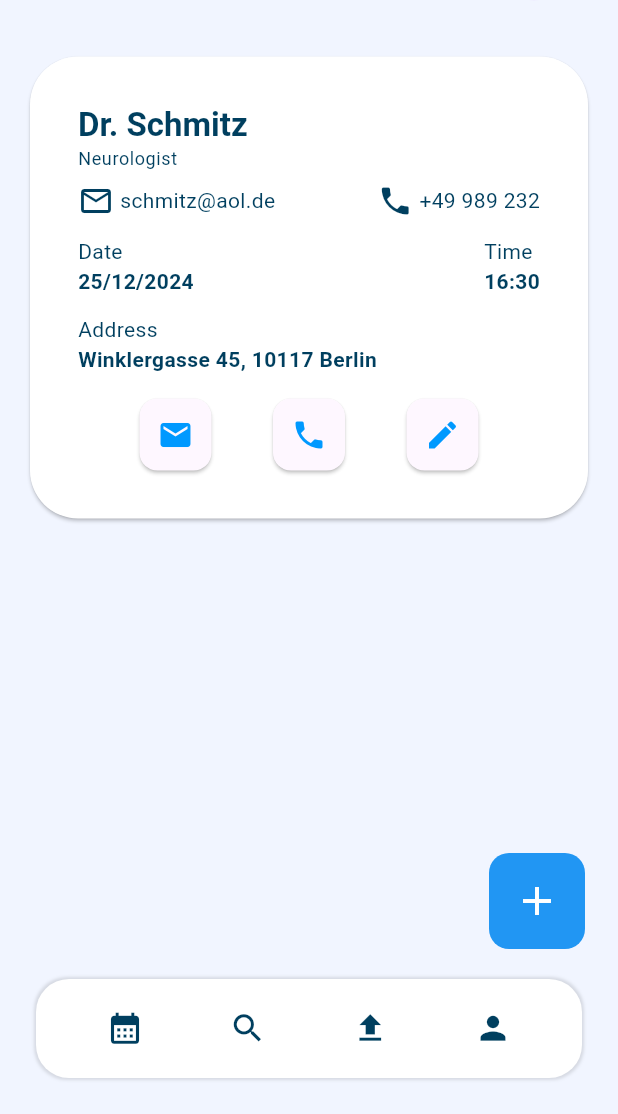
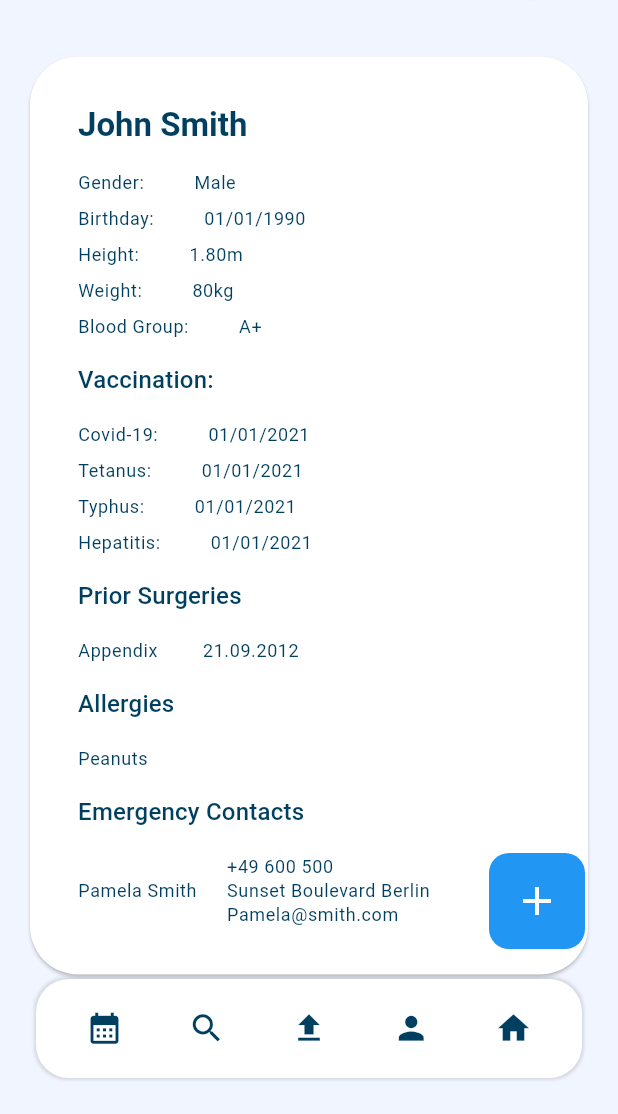
Before and after one commit to cristianvitor01/health_monitor, a Flutter app: the screen it shows after launch, on a phone screen of 412 x 824 dp, the part 122-1236 px from its top. Run offline on Flutter 3.47's test engine with Material 3 defaults, Android fonts, the phone set to English and light mode, and no system bars; Roboto replaces fonts that are missing (Poppins).

Commit message:
Adicionado Medical Info Card para a tela medical_info_page. Atualizado menu bottom com o icone menu.

```diff
--- a/lib/main.dart
+++ b/lib/main.dart
@@ -14,7 +14,7 @@ class MainApp extends StatelessWidget {
     return const MaterialApp(
       debugShowCheckedModeBanner: false,
       // title: 'Health Monitor',
-      home: MedicalInfoPage(), // Chamando a DashboardPage
+      home: MedicalInfoPage(),
     );
   }
 }
--- a/lib/screens/medical_info/medical_info_page.dart
+++ b/lib/screens/medical_info/medical_info_page.dart
@@ -1,9 +1,9 @@
 import 'package:flutter/material.dart';
 import 'package:health_monitor/utils/app_colors.dart';
 import '../widgets/dashboard_head.dart';
-import '../widgets/appointment_card.dart';
 import '../widgets/popup_menu_buttom.dart';
 import '../widgets/bottom_nav_bar.dart';
+import '../widgets/medical_info_card.dart';
 
 class MedicalInfoPage extends StatelessWidget {
   const MedicalInfoPage({super.key});
@@ -22,14 +22,23 @@ class MedicalInfoPage extends StatelessWidget {
               SizedBox(height: 16.0), // Espaço entre widgets
               // const SizedBox(height: 24.0),
               // CRIAR NOVO WIDGET DE INFORMAÇÕES MEDICAS ...............................................
-              AppointmentCard( // appointment_card
-                doctorName: 'Dr. Schmitz',
-                doctorSpecialty: 'Neurologist',
-                email: 'schmitz@aol.de',
-                phone: '+49 989 232',
-                date: '25/12/2024',
-                time: '16:30',
-                address: 'Winklergasse 45, 10117 Berlin',
+              MedicalInfoCard(
+                userName: 'John Smith',
+                gender: 'Male',
+                bday: '01/01/1990',
+                height: '1.80m',
+                weight: '80kg',
+                bloodGroup: 'A+',
+                covidVaccine: '01/01/2021',
+                tetanusVaccine: '01/01/2021',
+                typhusVaccine: '01/01/2021',
+                hepatitisVaccine: '01/01/2021',
+                surgery: '21.09.2012  ',
+                allergies: 'Peanuts',
+                emergencyContacName: 'Pamela Smith',
+                emergencyContacNumber: '+49 600 500',
+                emergencyContacAddress: 'Sunset Boulevard Berlin',
+                emergencyContacEmail: 'Pamela@smith.com',
               ),
             ],
           ),
--- a/lib/screens/widgets/bottom_nav_bar.dart
+++ b/lib/screens/widgets/bottom_nav_bar.dart
@@ -10,6 +10,7 @@ class BottomNavBar extends StatelessWidget {
     Icons.search,
     Icons.upload,
     Icons.person,
+    Icons.home
   ];
 
   @override
--- /dev/null
+++ b/lib/screens/widgets/medical_info_card.dart
@@ -0,0 +1,304 @@
+import 'package:flutter/material.dart';
+import 'package:health_monitor/utils/app_colors.dart';
+
+class MedicalInfoCard extends StatelessWidget {
+  final String userName;
+  final String gender;
+  final String bday;
+  final String height;
+  final String weight;
+  final String bloodGroup;
+  // Dados de vacinação
+  final String covidVaccine;
+  final String tetanusVaccine;
+  final String typhusVaccine;
+  final String hepatitisVaccine;
+  // Surgery
+  final String surgery;
+  // Allergies
+  final String allergies;
+  // Emergency Contacts
+  final String emergencyContacName;
+  final String emergencyContacNumber;
+  final String emergencyContacAddress;
+  final String emergencyContacEmail;
+
+  const MedicalInfoCard({
+    super.key,
+    required this.userName,
+    required this.gender,
+    required this.bday,
+    required this.height,
+    required this.weight,
+    required this.bloodGroup,
+    // Dados de vacinação
+    required this.covidVaccine,
+    required this.tetanusVaccine,
+    required this.typhusVaccine,
+    required this.hepatitisVaccine,
+    // Surgery
+    required this.surgery,
+    // Allergies
+    required this.allergies,
+    // Emergency Contacts
+    required this.emergencyContacName,
+    required this.emergencyContacNumber,
+    required this.emergencyContacAddress,
+    required this.emergencyContacEmail,
+  });
+
+  @override
+  Widget build(BuildContext context) {
+    return Card(
+      elevation: 1,
+      color: Colors.white,
+      shape: RoundedRectangleBorder(
+        borderRadius: BorderRadius.circular(32),
+      ),
+      child: Padding(
+        padding: const EdgeInsets.all(32.0),
+        child: Column(
+          crossAxisAlignment: CrossAxisAlignment.start,
+          children: [
+            // Nome
+            Text(userName,
+                style: Theme.of(context).textTheme.titleLarge?.copyWith(
+                    fontWeight: FontWeight.bold, color: UIColor.textMain)),
+            const SizedBox(height: 16.0),
+
+            // Genero
+            Row(
+              children: [
+                Text('Gender: ',
+                    style: Theme.of(context)
+                        .textTheme
+                        .bodySmall
+                        ?.copyWith(color: UIColor.textMain)),
+                const SizedBox(width: 30.0),
+                Text(gender,
+                    style: Theme.of(context)
+                        .textTheme
+                        .bodySmall
+                        ?.copyWith(color: UIColor.textMain)),
+              ],
+            ),
+            const SizedBox(height: 8.0),
+            Row(
+              children: [
+                Text('Birthday: ',
+                    style: Theme.of(context)
+                        .textTheme
+                        .bodySmall
+                        ?.copyWith(color: UIColor.textMain)),
+                const SizedBox(width: 30.0),
+                Text(bday,
+                    style: Theme.of(context)
+                        .textTheme
+                        .bodySmall
+                        ?.copyWith(color: UIColor.textMain)),
+              ],
+            ),
+            const SizedBox(height: 8.0),
+            Row(
+              children: [
+                Text('Height: ',
+                    style: Theme.of(context)
+                        .textTheme
+                        .bodySmall
+                        ?.copyWith(color: UIColor.textMain)),
+                const SizedBox(width: 30.0),
+                Text(height,
+                    style: Theme.of(context)
+                        .textTheme
+                        .bodySmall
+                        ?.copyWith(color: UIColor.textMain)),
+              ],
+            ),
+            const SizedBox(height: 8.0),
+            Row(
+              children: [
+                Text('Weight: ',
+                    style: Theme.of(context)
+                        .textTheme
+                        .bodySmall
+                        ?.copyWith(color: UIColor.textMain)),
+                const SizedBox(width: 30.0),
+                Text(weight,
+                    style: Theme.of(context)
+                        .textTheme
+                        .bodySmall
+                        ?.copyWith(color: UIColor.textMain)),
+              ],
+            ),
+            const SizedBox(height: 8.0),
+            Row(
+              children: [
+                Text('Blood Group: ',
+                    style: Theme.of(context)
+                        .textTheme
+                        .bodySmall
+                        ?.copyWith(color: UIColor.textMain)),
+                const SizedBox(width: 30.0),
+                Text(bloodGroup,
+                    style: Theme.of(context)
+                        .textTheme
+                        .bodySmall
+                        ?.copyWith(color: UIColor.textMain)),
+              ],
+            ),
+            const SizedBox(height: 16.0),
+            Text('Vaccination: ',
+                style: Theme.of(context)
+                    .textTheme
+                    .titleMedium
+                    ?.copyWith(color: UIColor.textMain)),
+            const SizedBox(height: 16.0),
+            Row(
+              children: [
+                Text('Covid-19: ',
+                    style: Theme.of(context)
+                        .textTheme
+                        .bodySmall
+                        ?.copyWith(color: UIColor.textMain)),
+                const SizedBox(width: 30.0),
+                Text(covidVaccine,
+                    style: Theme.of(context)
+                        .textTheme
+                        .bodySmall
+                        ?.copyWith(color: UIColor.textMain)),
+              ],
+            ),
+            const SizedBox(height: 8.0),
+            Row(
+              children: [
+                Text('Tetanus: ',
+                    style: Theme.of(context)
+                        .textTheme
+                        .bodySmall
+                        ?.copyWith(color: UIColor.textMain)),
+                const SizedBox(width: 30.0),
+                Text(tetanusVaccine,
+                    style: Theme.of(context)
+                        .textTheme
+                        .bodySmall
+                        ?.copyWith(color: UIColor.textMain)),
+              ],
+            ),
+            const SizedBox(height: 8.0),
+            Row(
+              children: [
+                Text('Typhus: ',
+                    style: Theme.of(context)
+                        .textTheme
+                        .bodySmall
+                        ?.copyWith(color: UIColor.textMain)),
+                const SizedBox(width: 30.0),
+                Text(typhusVaccine,
+                    style: Theme.of(context)
+                        .textTheme
+                        .bodySmall
+                        ?.copyWith(color: UIColor.textMain)),
+              ],
+            ),
+            const SizedBox(height: 8.0),
+            Row(
+              children: [
+                Text('Hepatitis: ',
+                    style: Theme.of(context)
+                        .textTheme
+                        .bodySmall
+                        ?.copyWith(color: UIColor.textMain)),
+                const SizedBox(width: 30.0),
+                Text(hepatitisVaccine,
+                    style: Theme.of(context)
+                        .textTheme
+                        .bodySmall
+                        ?.copyWith(color: UIColor.textMain)),
+              ],
+            ),
+            const SizedBox(height: 16.0),
+            Text('Prior Surgeries',
+                style: Theme.of(context)
+                    .textTheme
+                    .titleMedium
+                    ?.copyWith(color: UIColor.textMain)),
+            const SizedBox(height: 16.0),
+            Row(
+              children: [
+                Text('Appendix',
+                    style: Theme.of(context)
+                        .textTheme
+                        .bodySmall
+                        ?.copyWith(color: UIColor.textMain)),
+                const SizedBox(width: 30.0),
+                Text(surgery,
+                    style: Theme.of(context)
+                        .textTheme
+                        .bodySmall
+                        ?.copyWith(color: UIColor.textMain)),
+              ],
+            ),
+            const SizedBox(height: 16.0),
+            Text('Allergies',
+                style: Theme.of(context)
+                    .textTheme
+                    .titleMedium
+                    ?.copyWith(color: UIColor.textMain)),
+            const SizedBox(height: 16.0),
+            Row(
+              children: [
+                Text(allergies,
+                    style: Theme.of(context)
+                        .textTheme
+                        .bodySmall
+                        ?.copyWith(color: UIColor.textMain)),
+                const SizedBox(width: 30.0),
+              ],
+            ),
+            const SizedBox(height: 16.0),
+            Text('Emergency Contacts',
+                style: Theme.of(context)
+                    .textTheme
+                    .titleMedium
+                    ?.copyWith(color: UIColor.textMain)),
+            const SizedBox(height: 16.0),
+            Row(
+              children: [
+                Text(emergencyContacName,
+                    style: Theme.of(context)
+                        .textTheme
+                        .bodySmall
+                        ?.copyWith(color: UIColor.textMain)),
+                const SizedBox(width: 20.0),
+                Column(
+                  crossAxisAlignment: CrossAxisAlignment.start,
+                  children: [
+                    Text(emergencyContacNumber,
+                        style: Theme.of(context)
+                            .textTheme
+                            .bodySmall
+                            ?.copyWith(color: UIColor.textMain)),
+                    const SizedBox(width: 20.0),
+                    Text(emergencyContacAddress,
+                        style: Theme.of(context)
+                            .textTheme
+                            .bodySmall
+                            ?.copyWith(color: UIColor.textMain)),
+                    const SizedBox(width: 20.0),
+                    Text(emergencyContacEmail,
+                        style: Theme.of(context)
+                            .textTheme
+                            .bodySmall
+                            ?.copyWith(color: UIColor.textMain)),
+                  ],
+                ),
+              ],
+            ),
+          ],
+        ),
+      ),
+    );
+  }
+}
+
+// Ajustar o padding do texto das informações.
--- /dev/null
+++ b/lib/widgets/popup_menu_buttom.dart
@@ -0,0 +1,56 @@
+import 'package:flutter/material.dart';
+import 'package:health_monitor/utils/app_colors.dart';
+// import '../utils/app_colors.dart';
+
+class PopupMenuButtonWidget extends StatelessWidget {
+  const PopupMenuButtonWidget({super.key});
+
+  @override
+  Widget build(BuildContext context) {
+    return PopupMenuButton(
+      itemBuilder: (BuildContext context) {
+        return [
+          const PopupMenuItem(
+            child: ListTile(
+              leading: Icon(Icons.edit, color: UIColor.textMain,),
+              title: Text(
+                'NEW SYMPTOM',
+                style: TextStyle(color: UIColor.textMain),
+              ),
+            ),
+          ),
+          const PopupMenuItem(
+            child: ListTile(
+              leading: Icon(Icons.medical_services, color: UIColor.textMain,),
+              title: Text(
+                'NEW MEDICATION',
+                style: TextStyle(color: UIColor.textMain),
+              ),
+            ),
+          ),
+          const PopupMenuItem(
+            child: ListTile(
+              leading: Icon(Icons.calendar_today, color: UIColor.textMain,),
+              title: Text(
+                'NEW APPOINTMENT',
+                style: TextStyle(color: UIColor.textMain),
+              ),
+            ),
+          ),
+        ];
+      },
+      child: Container(
+        decoration: BoxDecoration(
+          color: Colors.blue,
+          borderRadius: BorderRadius.circular(13.34),
+        ),
+        padding: const EdgeInsets.all(16.0),
+        child: const Icon(
+          Icons.add,
+          color: Colors.white,
+          size: 32.0,
+        ),
+      ),
+    );
+  }
+}
```
